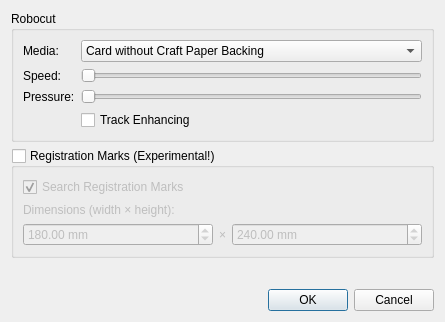
First picture: the form in CutDialog.ui, repository Timmmm/robocut, before the edit.
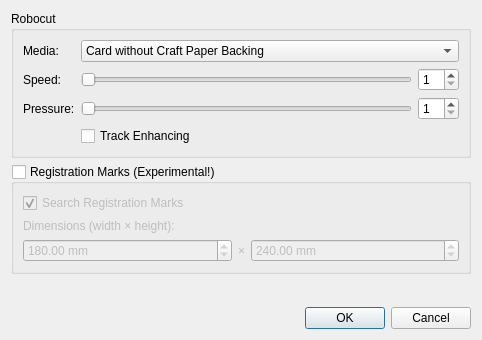
Second picture: the form after the edit. Icons and pictures are not drawn.

Commit message: add edit view boxes to sliders

The edit to the form file:
```diff
--- a/CutDialog.ui
+++ b/CutDialog.ui
@@ -6,8 +6,8 @@
    <rect>
     <x>0</x>
     <y>0</y>
-    <width>445</width>
-    <height>322</height>
+    <width>482</width>
+    <height>340</height>
    </rect>
   </property>
   <property name="windowTitle">
@@ -27,7 +27,7 @@
         </property>
        </widget>
       </item>
-      <item row="0" column="1">
+      <item row="0" column="1" colspan="2">
        <widget class="QComboBox" name="mediaCombo">
         <item>
          <property name="text">
@@ -325,6 +325,26 @@
         </property>
        </widget>
       </item>
+      <item row="1" column="2">
+       <widget class="QSpinBox" name="speedSpinBox">
+        <property name="minimum">
+         <number>1</number>
+        </property>
+        <property name="maximum">
+         <number>10</number>
+        </property>
+       </widget>
+      </item>
+      <item row="2" column="2">
+       <widget class="QSpinBox" name="pressureSpinBox">
+        <property name="minimum">
+         <number>1</number>
+        </property>
+        <property name="maximum">
+         <number>33</number>
+        </property>
+       </widget>
+      </item>
      </layout>
     </widget>
    </item>
```
Left out of the diff: 64 changed lines with no effect on the pictures.
